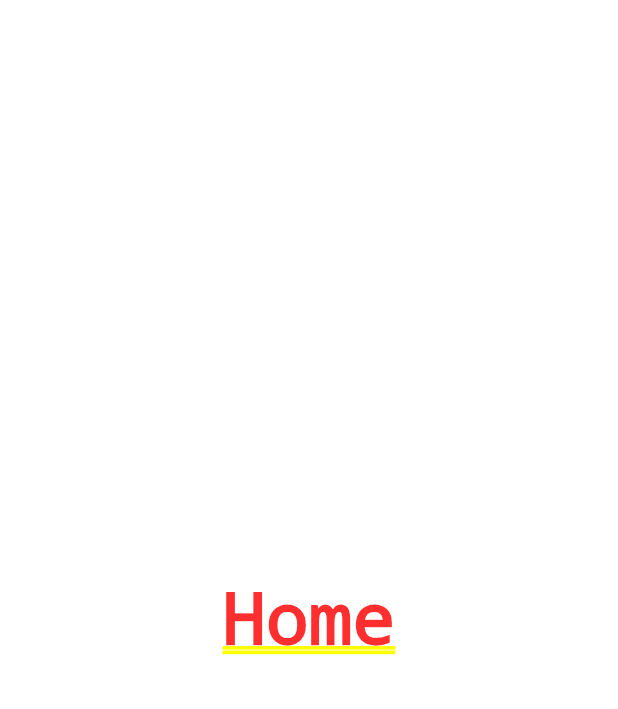
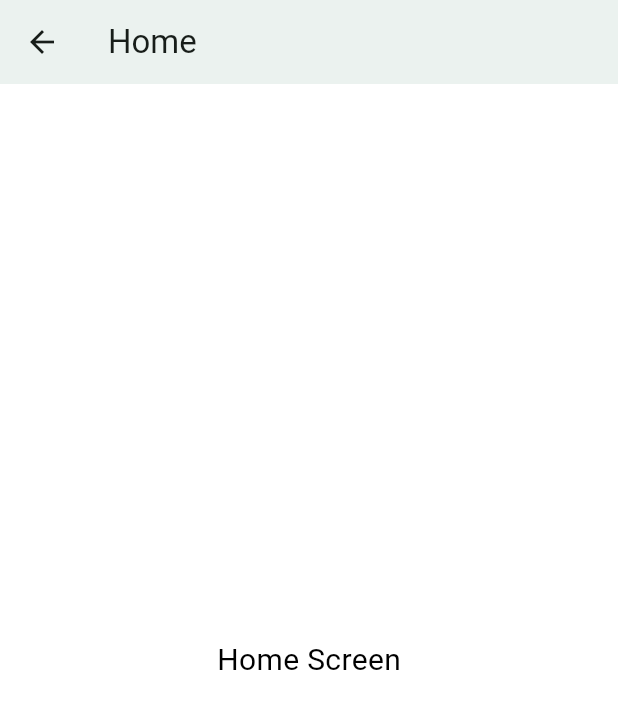
Before and after one commit to bishalimtiaz/easy_flutter_boilerplate, a Flutter app: the HomeScreen screen opened by its route, on a phone screen of 412 x 824 dp. Shown: the top 709 px of the screen. Run offline on Flutter 3.47's test engine with Material 3 defaults, Android fonts, the phone set to English and light mode, and no system bars; our stand-ins replace get_it, go_router, logger.

Commit message:
Update _routeName Initialization On Screen State.

```diff
--- a/lib/app/core/base/screen_builder.dart
+++ b/lib/app/core/base/screen_builder.dart
@@ -9,6 +9,9 @@
     required super.name,
     required this.screenBuilder,
     super.parentNavigatorKey,
+    super.routes,
+    super.onExit,
+    super.redirect,
   }) : super(
           pageBuilder: (BuildContext context, GoRouterState state) {
             return MaterialPage<T>(
--- a/lib/app/core/base/screen_state.dart
+++ b/lib/app/core/base/screen_state.dart
@@ -1,3 +1,4 @@
+import 'package:easy_flutter_boilerplate/app/core/services/app_service.dart';
 import 'package:easy_flutter_boilerplate/app/dependency_provider/dependency_provider.dart';
 import 'package:flutter/foundation.dart';
 
@@ -7,13 +8,21 @@
 
 abstract class ScreenState<T extends StatefulWidget, C extends ScreenController>
     extends BaseState<T, C> {
-  String? get routeName;
+  late final String? _routeName;
+
+  @override
+  void initState() {
+    super.initState();
+    WidgetsBinding.instance.addPostFrameCallback((_) {
+      _routeName = AppService.currentRouteName;
+    });
+  }
 
   @override
   @nonVirtual
   void dispose() {
     super.dispose();
-    if (DependencyProvider().canDispose(routeName)) {
+    if (DependencyProvider().canDispose(_routeName)) {
       controller.onDispose();
     }
   }
--- a/lib/app/core/services/app_service.dart
+++ b/lib/app/core/services/app_service.dart
@@ -15,8 +15,8 @@
 
   static final GoRouterState? _currentState = appRouter.state;
 
-  static String? get currentRouteName => _currentState?.name;
-
+  static String? get currentRouteName =>
+      appRouter.routerDelegate.currentConfiguration.last.route.name;
   Future<void> start() async {
     DependencyProvider().provideDI();
   }
--- a/lib/app/presentation/modules/home/home_screen.dart
+++ b/lib/app/presentation/modules/home/home_screen.dart
@@ -1,6 +1,7 @@
 import 'package:easy_flutter_boilerplate/app/core/base/screen_state.dart';
 import 'package:easy_flutter_boilerplate/app/routes/app_routes.dart';
 import 'package:flutter/material.dart';
+import 'package:go_router/go_router.dart';
 import '/app/presentation/modules/home/controllers/home_controller.dart';
 
 class HomeScreen extends StatefulWidget {
@@ -12,19 +13,25 @@
 
 class _HomeScreenState extends ScreenState<HomeScreen, HomeController> {
   @override
-  String? get routeName => AppRoutes.home.name;
-
-  @override
   Widget build(BuildContext context) {
-    return ListenableBuilder(
-      listenable: ValueNotifier(1),
-      builder: (BuildContext context, Widget? child) {
-        return const Center(
-          child: Text("Home"),
-        );
-      },
-      child: const Center(
-        child: Text("Home"),
+    return Scaffold(
+      appBar: AppBar(
+        title: const Text("Home"),
+        leading: IconButton(
+          icon: const Icon(Icons.arrow_back),
+          onPressed: () {
+            context.pop();
+          },
+        ),
+        elevation: 4.0,
+      ),
+      body: Center(
+        child: GestureDetector(
+          onTap: () {
+            context.pushNamed(AppRoutes.order.name);
+          },
+          child: const Text("Home Screen"),
+        ),
       ),
     );
   }
--- a/lib/app/presentation/modules/order/bindings/order_binding.dart
+++ b/lib/app/presentation/modules/order/bindings/order_binding.dart
@@ -3,8 +3,8 @@
 import 'package:easy_flutter_boilerplate/app/routes/route_bindings/binding.dart';
 
 class OrderBinding extends Binding {
-  @override
-  bool get isSingleInstance => true;
+  // @override
+  // bool get isSingleInstance => true;
 
   @override
   Future<void> addDependencies() async {
--- a/lib/app/routes/app_router.dart
+++ b/lib/app/routes/app_router.dart
@@ -1,3 +1,4 @@
+import 'package:easy_flutter_boilerplate/app/presentation/modules/profile/profile_screen.dart';
 import 'package:flutter/material.dart';
 import 'package:go_router/go_router.dart';
 import 'package:easy_flutter_boilerplate/app/core/base/screen_builder.dart';
@@ -8,7 +9,6 @@
 import 'package:easy_flutter_boilerplate/app/routes/app_routes.dart';
 import 'package:easy_flutter_boilerplate/app/routes/go_router_observer.dart';
 import 'package:easy_flutter_boilerplate/app/routes/navigation_helper.dart';
-
 
 final GoRouter appRouter = GoRouter(
   navigatorKey: NavigationHelper().parentNavigatorKey,
@@ -22,13 +22,13 @@
         return const SplashScreen();
       },
     ),
-    ScreenBuilder<LandingScreen>(
-      path: AppRoutes.landing.path,
-      name: AppRoutes.landing.name,
-      screenBuilder: (BuildContext context, GoRouterState state) {
-        return const LandingScreen();
-      },
-    ),
+    // ScreenBuilder<LandingScreen>(
+    //   path: AppRoutes.landing.path,
+    //   name: AppRoutes.landing.name,
+    //   screenBuilder: (BuildContext context, GoRouterState state) {
+    //     return const LandingScreen();
+    //   },
+    // ),
     ScreenBuilder<OrderScreen>(
       path: AppRoutes.order.path,
       name: AppRoutes.order.name,
@@ -43,5 +43,12 @@
         return const HomeScreen();
       },
     ),
+    ScreenBuilder<HomeScreen>(
+      path: AppRoutes.profile.path,
+      name: AppRoutes.profile.name,
+      screenBuilder: (BuildContext context, GoRouterState state) {
+        return const ProfileScreen();
+      },
+    ),
   ],
 );
```
Also changed, not shown: lib/app/presentation/modules/landing/landing_screen.dart (+3 -11 lines), lib/app/presentation/modules/order/order_screen.dart (+19 -8 lines), lib/app/presentation/modules/profile/profile_screen.dart (+20 -10 lines), lib/app/presentation/modules/splash/splash_screen.dart (+7 -4 lines), 1 other file. Lines whose indentation alone changed are shown as unchanged.
